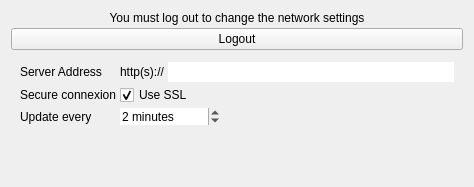
First picture: the form in src/serversettingswidget.ui, repository RxLaboratory/Ramses-Client, before the edit.
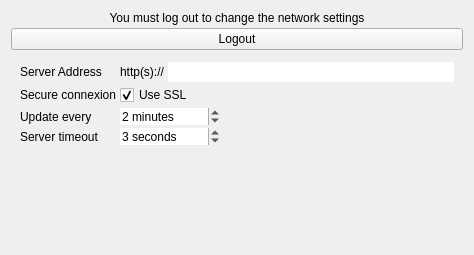
Second picture: the form after the edit.

Commit message: new server api

Diff of the .ui file:
```diff
--- a/src/serversettingswidget.ui
+++ b/src/serversettingswidget.ui
@@ -7,7 +7,7 @@
     <x>0</x>
     <y>0</y>
     <width>474</width>
-    <height>187</height>
+    <height>255</height>
    </rect>
   </property>
   <property name="windowTitle">
@@ -155,6 +155,38 @@
         </property>
        </widget>
       </item>
+      <item row="4" column="0">
+       <widget class="QLabel" name="label_12">
+        <property name="text">
+         <string>Server timeout</string>
+        </property>
+       </widget>
+      </item>
+      <item row="4" column="1">
+       <widget class="QSpinBox" name="timeoutSpinBox">
+        <property name="maximumSize">
+         <size>
+          <width>100</width>
+          <height>16777215</height>
+         </size>
+        </property>
+        <property name="frame">
+         <bool>false</bool>
+        </property>
+        <property name="suffix">
+         <string> seconds</string>
+        </property>
+        <property name="minimum">
+         <number>1</number>
+        </property>
+        <property name="maximum">
+         <number>10</number>
+        </property>
+        <property name="value">
+         <number>3</number>
+        </property>
+       </widget>
+      </item>
      </layout>
     </widget>
    </item>
```
The commit also changes 8 other files.
